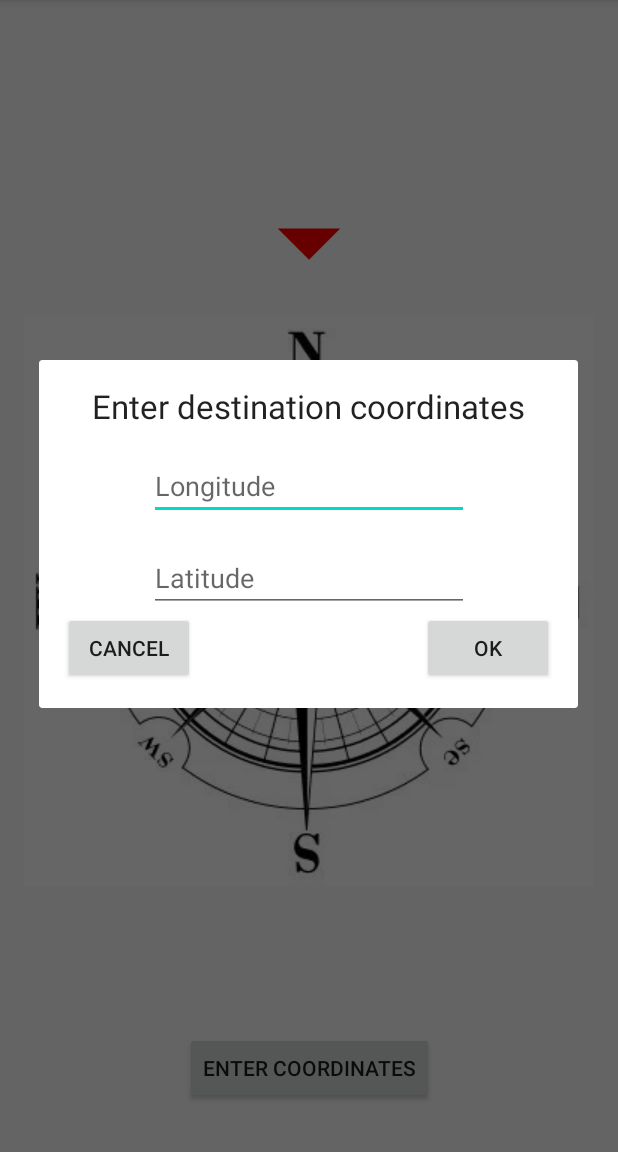
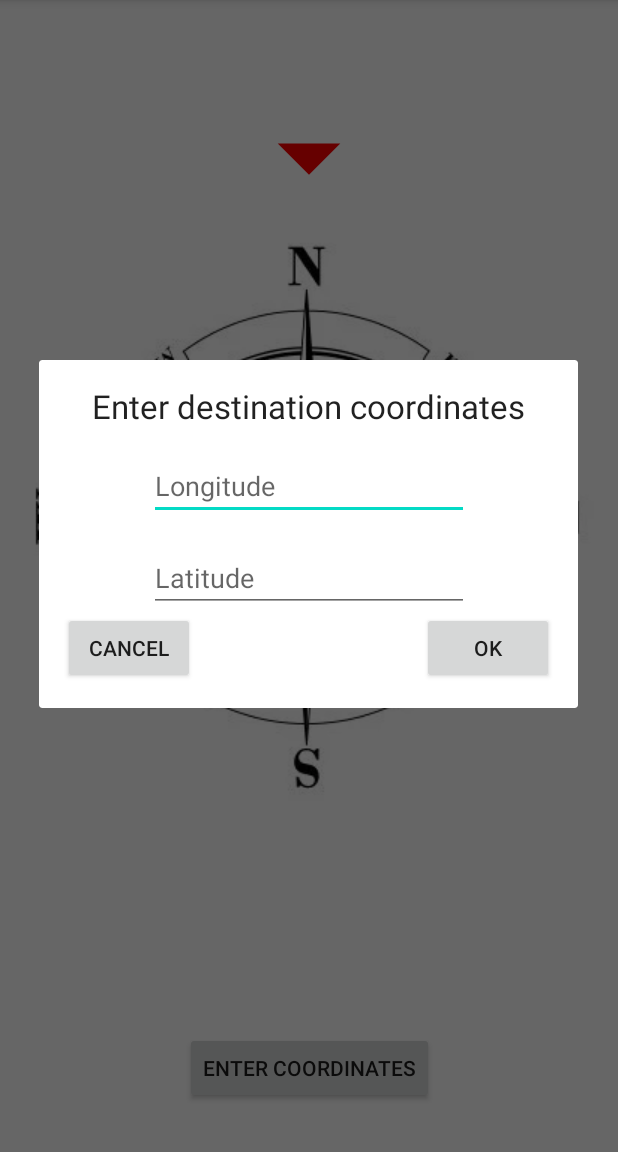
Before and after one commit to Szczepan87/compass, an Android app: the screen it shows after launch (MainActivity), after a tap on "ENTER COORDINATES", on a phone screen of 412 x 824 dp, the part 84-1236 px from its top. Run offline under Robolectric (Android 15) with nearby library versions, the phone set to English and light mode, and no system bars; our stand-ins replace data binding; 1 statement that could not run was skipped.

Commit message:
main activity layout corrections

```diff
--- a/app/src/main/res/layout/activity_main.xml
+++ b/app/src/main/res/layout/activity_main.xml
@@ -14,6 +14,7 @@
         android:id="@+id/main_activity_layout"
         android:layout_width="match_parent"
         android:layout_height="match_parent"
+        android:background="@android:color/white"
         tools:context=".ui.MainActivity">
 
         <com.example.compass.ui.CompassView
@@ -22,31 +23,10 @@
             android:layout_height="wrap_content"
             app:azimuth="@{viewModel.currentAzimuth}"
             app:heading="@{viewModel.currentHeading}"
+            app:layout_constraintBottom_toTopOf="@id/coordinates_button"
             app:layout_constraintEnd_toEndOf="parent"
             app:layout_constraintStart_toStartOf="parent"
-            app:layout_constraintTop_toBottomOf="@+id/azimuth_textView"
-            app:layout_constraintBottom_toTopOf="@id/coordinates_button"/>
-
-        <TextView
-            android:id="@+id/heading_textView"
-            android:layout_width="wrap_content"
-            android:layout_height="wrap_content"
-            android:layout_marginTop="32dp"
-            android:text="@{viewModel.currentHeading.toString()}"
-            android:textAppearance="@style/TextAppearance.AppCompat.Large"
-            app:layout_constraintLeft_toLeftOf="parent"
-            app:layout_constraintRight_toRightOf="parent"
             app:layout_constraintTop_toTopOf="parent" />
-
-        <TextView
-            android:id="@+id/azimuth_textView"
-            android:layout_width="wrap_content"
-            android:layout_height="wrap_content"
-            android:layout_marginTop="32dp"
-            android:text="@{viewModel.currentAzimuth.toString()}"
-            app:layout_constraintEnd_toEndOf="parent"
-            app:layout_constraintStart_toStartOf="parent"
-            app:layout_constraintTop_toBottomOf="@+id/heading_textView" />
 
         <Button
             android:id="@+id/coordinates_button"
```
